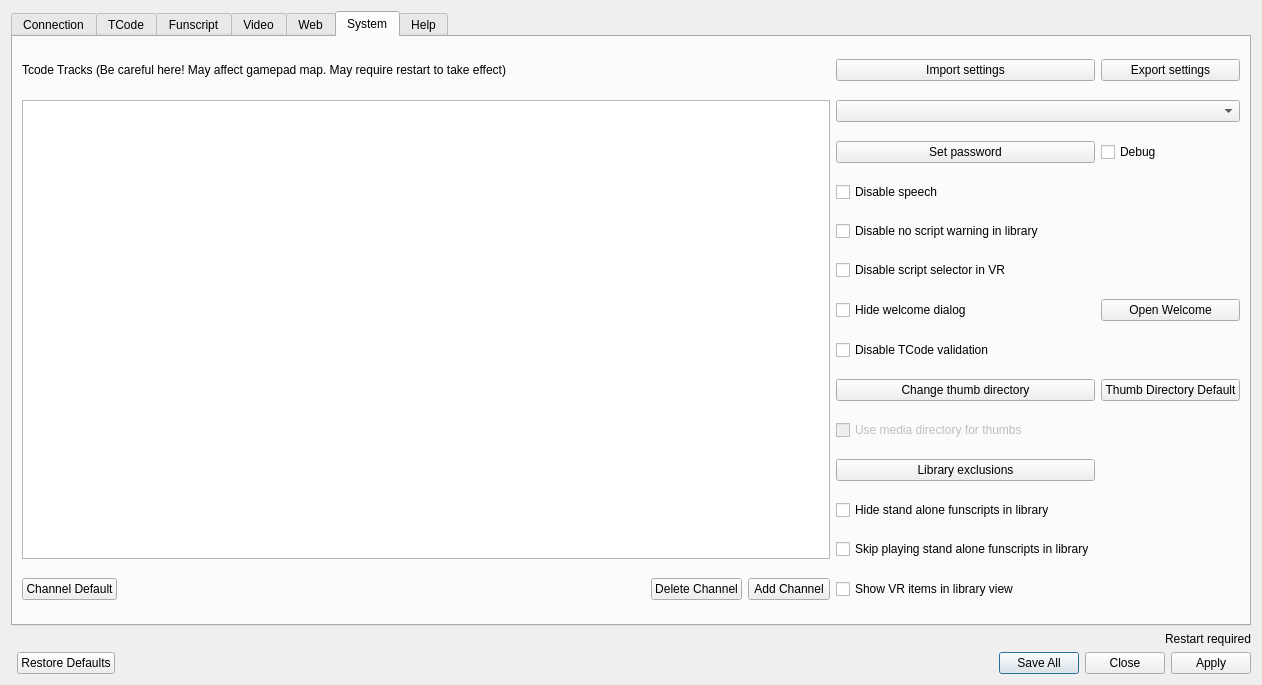
Qt form src/settings.ui (jcfain/XTPlayer) before a commit.
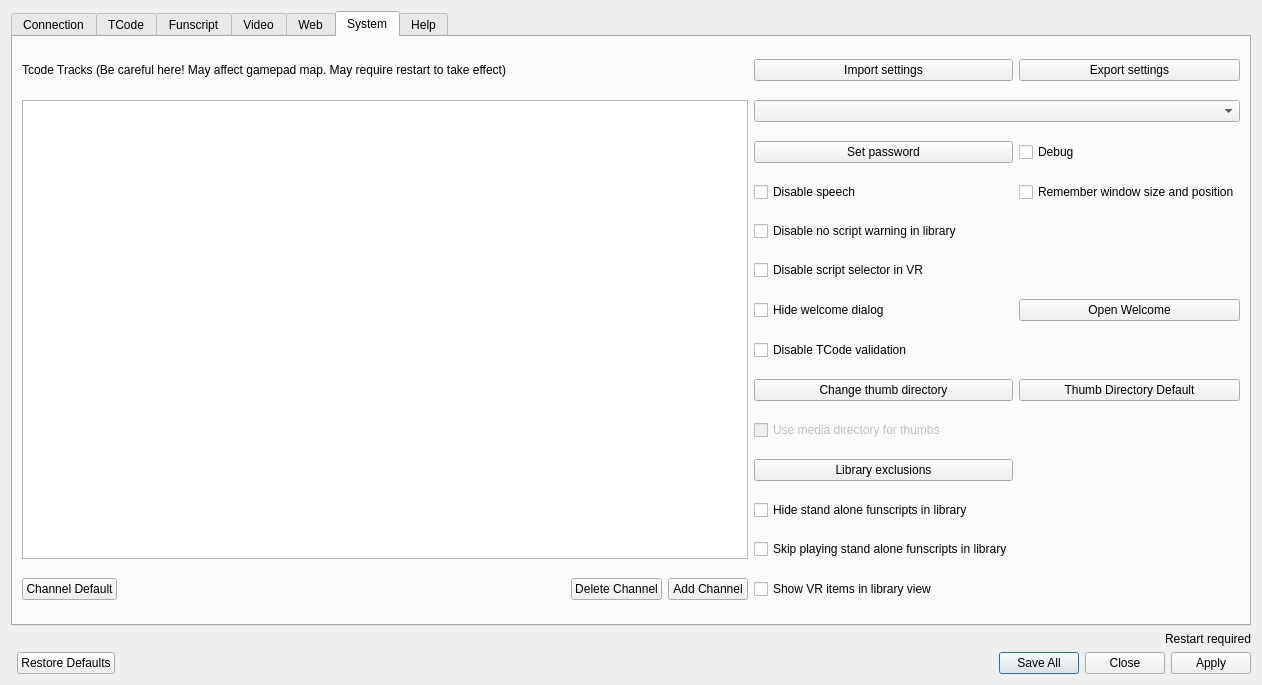
The same form after that commit. The open tabs and pages were chosen to show the change. Icons and pictures are not drawn.

What changed in the file:
```diff
--- a/src/settings.ui
+++ b/src/settings.ui
@@ -20,7 +20,7 @@
   <property name="modal">
    <bool>true</bool>
   </property>
-  <layout class="QGridLayout" name="gridLayout_2" rowstretch="0,0,0,0,0,0,0,0,0,0">
+  <layout class="QGridLayout" name="gridLayout_2" rowstretch="0,0,0,0,0,0,0,0,0">
    <property name="sizeConstraint">
     <enum>QLayout::SetNoConstraint</enum>
    </property>
@@ -1170,6 +1170,13 @@
        <item row="1" column="0" rowspan="12" colspan="9">
         <widget class="QTableView" name="channelTableView"/>
        </item>
+       <item row="3" column="10">
+        <widget class="QCheckBox" name="rememberWindowSettingsChk">
+         <property name="text">
+          <string>Remember window size and position</string>
+         </property>
+        </widget>
+       </item>
       </layout>
      </widget>
      <widget class="QWidget" name="helpTab">
```
Left out of the diff: 2 changed lines with no effect on the pictures.
